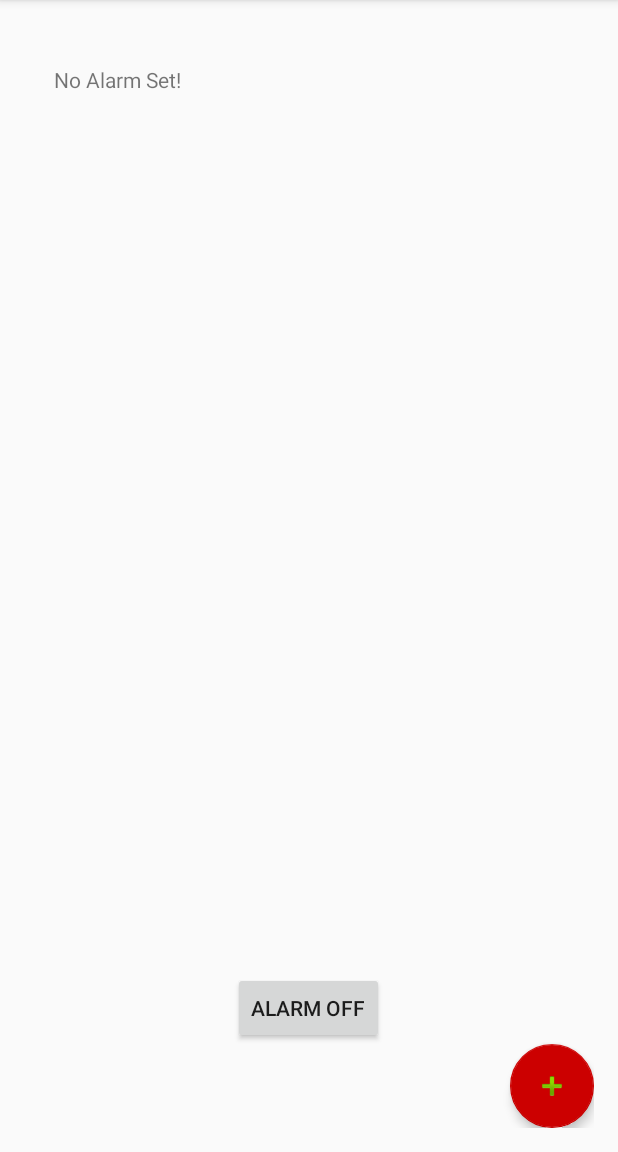
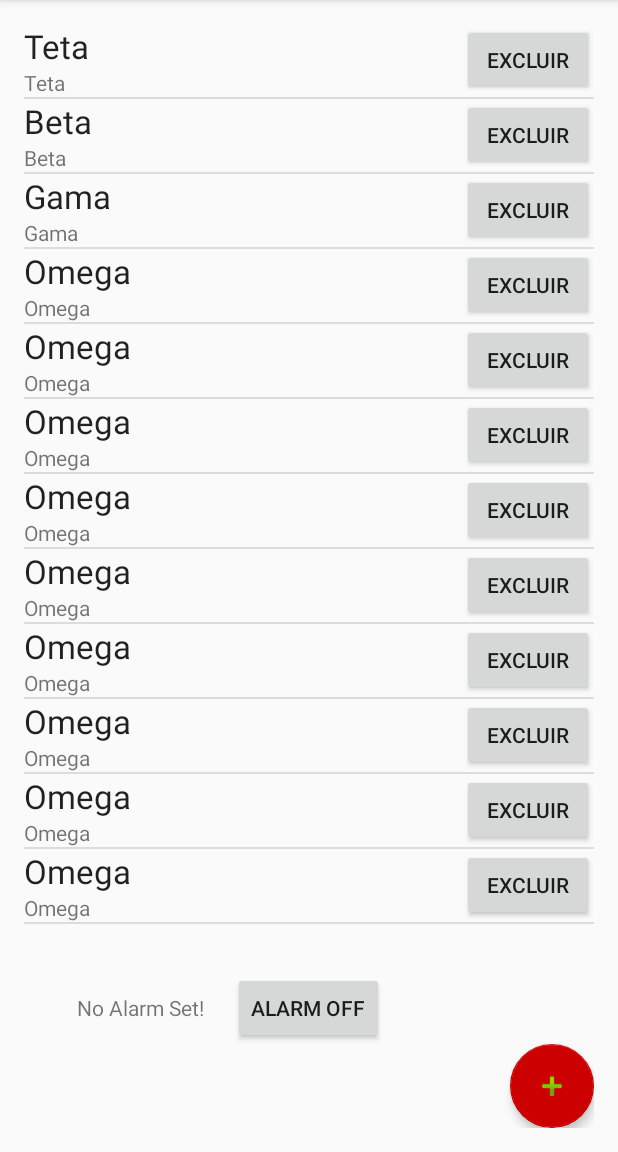
Before and after one commit to caiotoledo/AndroidApp, an Android app: the screen it shows after launch (MainActivity), on a phone screen of 412 x 824 dp, the part 84-1236 px from its top. Run offline under Robolectric (Android 15) with nearby library versions, the phone set to English and light mode, and no system bars.

Commit message:
Starting to create ListView

```diff
--- /dev/null
+++ b/app/src/main/java/com/caio/androidapp/ListViewAdapter.java
@@ -0,0 +1,72 @@
+package com.caio.androidapp;
+
+import android.app.ListActivity;
+import android.app.LoaderManager;
+import android.content.Context;
+import android.content.Loader;
+import android.database.Cursor;
+import android.os.Bundle;
+import android.provider.ContactsContract;
+import android.support.annotation.LayoutRes;
+import android.support.annotation.NonNull;
+import android.support.annotation.Nullable;
+import android.view.LayoutInflater;
+import android.view.View;
+import android.view.ViewGroup;
+import android.widget.ArrayAdapter;
+import android.widget.ProgressBar;
+import android.widget.SimpleCursorAdapter;
+import android.widget.Toast;
+
+import java.util.List;
+
+/**
+ * Created by caio on 03/03/17.
+ */
+
+public class ListViewAdapter extends ArrayAdapter<String> {
+
+    List<String> dataSource;
+
+    public ListViewAdapter(@NonNull Context context, @LayoutRes int resource, @NonNull List<String> objects) {
+        super(context, R.layout.my_listview_layout, objects);
+        dataSource = objects;
+    }
+
+    @NonNull
+    @Override
+    public View getView(int position, @Nullable View convertView, @NonNull ViewGroup parent) {
+
+        ViewHolder holder = null;
+
+        LayoutInflater inflater;
+        Context context= this.getContext();
+        inflater = LayoutInflater.from(context);
+
+        if (convertView == null){
+            convertView = inflater.inflate(R.layout.my_listview_layout, null, false);
+            holder = new ViewHolder(convertView);
+            convertView.setTag(holder);
+        }
+        else {
+            holder = (ViewHolder) convertView.getTag();
+        }
+
+        holder.getUpperText().setText(dataSource.get(position));
+        holder.getLowerText().setText(dataSource.get(position));
+        holder.getBDelete().setText("Excluir");
+
+        final int pos = position;
+        View.OnClickListener list = new View.OnClickListener() {
+            @Override
+            public void onClick(View v) {
+                Toast.makeText(getContext(), "cliquei! " + String.valueOf(pos), Toast.LENGTH_SHORT).show();
+            }
+        };
+
+        holder.getBDelete().setOnClickListener( list );
+
+        return convertView;
+    }
+
+}
--- a/app/src/main/java/com/caio/androidapp/MainActivity.java
+++ b/app/src/main/java/com/caio/androidapp/MainActivity.java
@@ -12,11 +12,16 @@ import android.support.v7.app.AppCompatActivity;
 import android.os.Bundle;
 import android.util.Log;
 import android.view.View;
+import android.widget.AdapterView;
+import android.widget.ArrayAdapter;
 import android.widget.Button;
+import android.widget.ListView;
 import android.widget.TextView;
 import android.widget.Toast;
 
+import java.util.ArrayList;
 import java.util.Calendar;
+import java.util.List;
 
 import static android.provider.AlarmClock.EXTRA_MESSAGE;
 
@@ -39,11 +44,39 @@ public class MainActivity extends AppCompatActivity {
     FloatingActionButton fButton;
     TextView tvAlarm;
 
+    List<String> equip;
+
     @Override
     protected void onCreate(Bundle savedInstanceState) {
         super.onCreate(savedInstanceState);
         setContentView(R.layout.activity_main);
         this.myContext = this;
+
+        ListView lista = (ListView) findViewById(R.id.AlarmList);
+
+        equip = new ArrayList<String>();;
+        equip.add("Teta");
+        equip.add("Beta");
+        equip.add("Gama");
+        equip.add("Omega");
+        equip.add("Omega");
+        equip.add("Omega");
+        equip.add("Omega");
+        equip.add("Omega");
+        equip.add("Omega");
+        equip.add("Omega");
+        equip.add("Omega");
+        equip.add("Omega");
+
+        //ArrayAdapter<String> arAdapter = new ArrayAdapter<String>(this.myContext, android.R.layout.simple_list_item_1, equip);
+        lista.setAdapter(new ListViewAdapter(this.myContext, R.layout.my_listview_layout, equip));
+
+        lista.setOnItemClickListener(new AdapterView.OnItemClickListener(){
+            @Override
+            public void onItemClick(AdapterView<?> parent, View view, int position, long id) {
+                Toast.makeText(getApplicationContext(), "cliquei! " + equip.get(position).toString(), Toast.LENGTH_SHORT).show();
+            }
+        });
 
         fButton = (FloatingActionButton) findViewById(R.id.AddAlarm);
         fButton.setOnClickListener( new View.OnClickListener() {
@@ -150,4 +183,8 @@ public class MainActivity extends AppCompatActivity {
         editor.putString(KeyName, Value);
         editor.commit();
     }
+
+    public void onClickDelete(int position){
+        Toast.makeText(getApplicationContext(), "cliquei! " + equip.get(position).toString(), Toast.LENGTH_SHORT).show();
+    }
 }
--- /dev/null
+++ b/app/src/main/java/com/caio/androidapp/MedicineAlarm.java
@@ -0,0 +1,65 @@
+package com.caio.androidapp;
+
+/**
+ * Created by caio on 03/03/17.
+ */
+
+public class MedicineAlarm {
+
+    private int     id;
+    private String  medName;
+    private int     AlarmRequestID;
+    private String  AlarmStartTime;
+    private int     AlarmInterval;
+
+    public MedicineAlarm() {
+    }
+
+    public MedicineAlarm(int id, String medName, int alarmRequestID, String alarmStartTime, int alarmInterval) {
+        this.id = id;
+        this.medName = medName;
+        AlarmRequestID = alarmRequestID;
+        AlarmStartTime = alarmStartTime;
+        AlarmInterval = alarmInterval;
+    }
+
+    public int getId() {
+        return id;
+    }
+
+    public void setId(int id) {
+        this.id = id;
+    }
+
+    public String getMedName() {
+        return medName;
+    }
+
+    public void setMedName(String medName) {
+        this.medName = medName;
+    }
+
+    public int getAlarmRequestID() {
+        return AlarmRequestID;
+    }
+
+    public void setAlarmRequestID(int alarmRequestID) {
+        AlarmRequestID = alarmRequestID;
+    }
+
+    public String getAlarmStartTime() {
+        return AlarmStartTime;
+    }
+
+    public void setAlarmStartTime(String alarmStartTime) {
+        AlarmStartTime = alarmStartTime;
+    }
+
+    public int getAlarmInterval() {
+        return AlarmInterval;
+    }
+
+    public void setAlarmInterval(int alarmInterval) {
+        AlarmInterval = alarmInterval;
+    }
+}
--- /dev/null
+++ b/app/src/main/java/com/caio/androidapp/ViewHolder.java
@@ -0,0 +1,45 @@
+package com.caio.androidapp;
+
+import android.view.View;
+import android.widget.Button;
+import android.widget.TextView;
+
+/**
+ * Created by caio on 03/03/17.
+ */
+
+public class ViewHolder {
+    private View row;
+    private TextView upperText = null, lowerText = null;
+    private Button bDelete = null;
+
+    public ViewHolder(View row){
+        this.row = row;
+    }
+
+    public TextView getUpperText(){
+        if (this.upperText == null){
+            this.upperText = (TextView) row.findViewById(R.id.medName);
+        }
+        return this.upperText;
+    }
+
+    public TextView getLowerText(){
+        if (this.lowerText == null){
+            this.lowerText = (TextView) row.findViewById(R.id.timeParam);
+        }
+        return this.lowerText;
+    }
+
+    public Button getBDelete(){
+        if (this.bDelete == null){
+            this.bDelete = (Button) row.findViewById(R.id.bDelTime);
+            this.bDelete.setOnClickListener( new View.OnClickListener(){
+                @Override
+                public void onClick(View v) {
+                }
+            });
+        }
+        return this.bDelete;
+    }
+}
--- a/app/src/main/res/layout/activity_main.xml
+++ b/app/src/main/res/layout/activity_main.xml
@@ -35,10 +35,17 @@
         android:text="No Alarm Set!"
         android:layout_width="wrap_content"
         android:layout_height="wrap_content"
-        android:layout_alignParentTop="true"
-        android:layout_alignParentStart="true"
-        android:layout_marginStart="20dp"
-        android:layout_marginTop="27dp"
-        android:id="@+id/tvAlarm" />
+        android:id="@+id/tvAlarm"
+        android:layout_alignBaseline="@+id/stopAlarm"
+        android:layout_alignBottom="@+id/stopAlarm"
+        android:layout_toStartOf="@+id/stopAlarm"
+        android:layout_marginEnd="19dp" />
+
+    <ListView
+        android:id="@+id/AlarmList"
+        android:layout_width="match_parent"
+        android:layout_height="match_parent"
+        android:layout_above="@+id/stopAlarm"
+        android:layout_alignParentStart="true" />
 
 </RelativeLayout>
--- /dev/null
+++ b/app/src/main/res/layout/my_listview_layout.xml
@@ -0,0 +1,28 @@
+<?xml version="1.0" encoding="utf-8"?>
+<RelativeLayout xmlns:android="http://schemas.android.com/apk/res/android"
+    android:layout_width="fill_parent"
+    android:layout_height="fill_parent">
+
+    <TextView
+        android:id="@+id/medName"
+        android:layout_width="wrap_content"
+        android:layout_height="wrap_content"
+        android:layout_alignParentLeft="true"
+        android:textAppearance="@android:style/TextAppearance.Material.Large" />
+
+    <TextView
+        android:id="@+id/timeParam"
+        android:layout_below="@+id/medName"
+        android:layout_width="wrap_content"
+        android:layout_height="wrap_content"
+        android:layout_alignParentLeft="true"
+        android:textAppearance="@android:style/TextAppearance.Material.Small"/>
+
+    <Button
+        android:id="@+id/bDelTime"
+        android:layout_width="wrap_content"
+        android:layout_height="wrap_content"
+        android:layout_alignParentTop="true"
+        android:layout_alignParentEnd="true" />
+
+</RelativeLayout>
```
